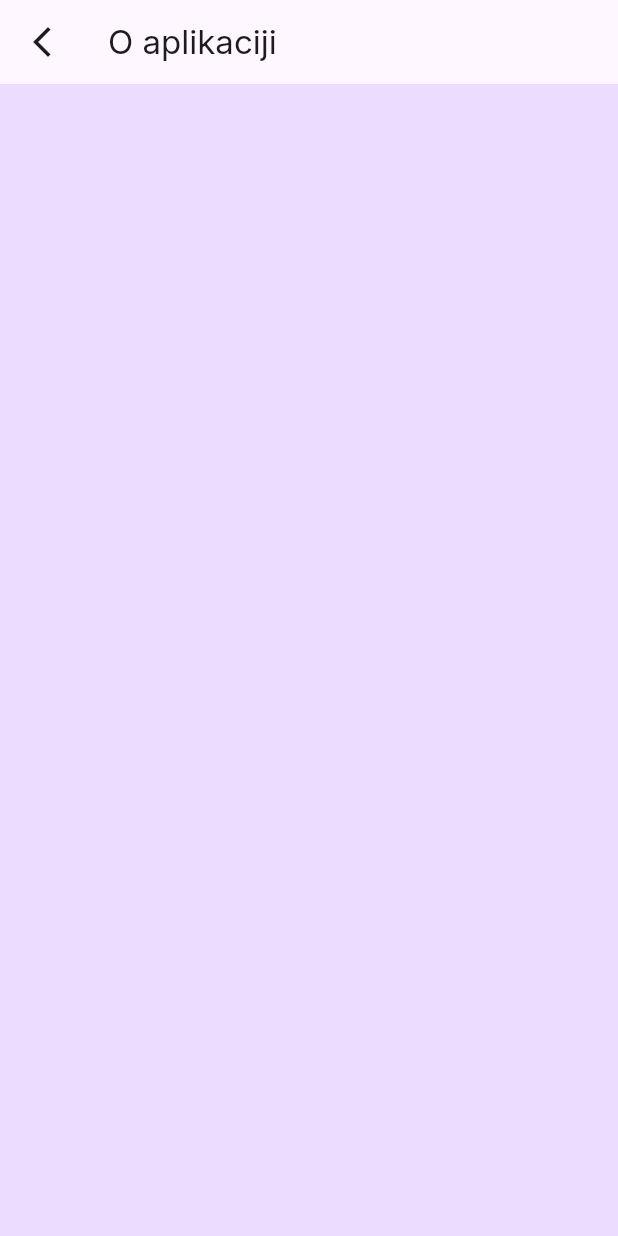
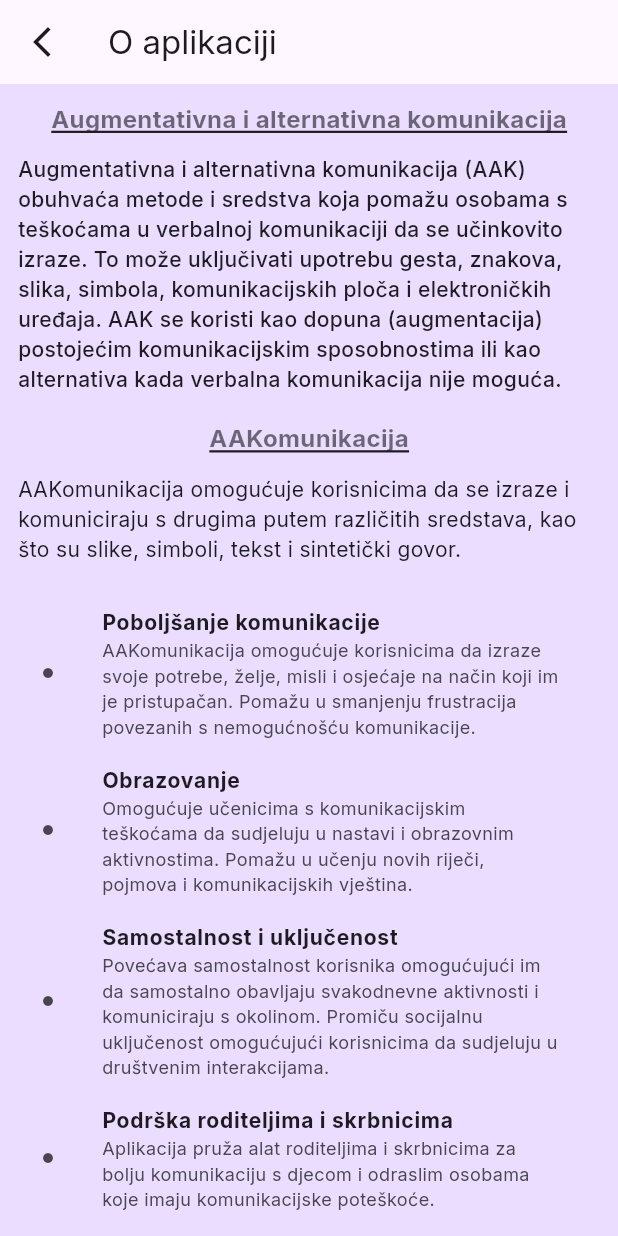
Before and after one commit to mizolf/AAKomunikacija, a Flutter app: the screen it shows once a user with an empty profile is signed in, in the side drawer, after a tap on "O APLIKACIJI", on a phone screen of 412 x 824 dp. Run offline on Flutter 3.47's test engine with Material 3 defaults, Android fonts, the phone set to English and light mode, and no system bars; our stand-ins replace cloud_firestore, firebase_auth, firebase_core, firebase_storage, flutter_tts, google_fonts and 1 more; accounts and stored records are empty.

Commit message:
Dodan about.dart

```diff
--- a/lib/screen/about.dart
+++ b/lib/screen/about.dart
@@ -2,6 +2,21 @@ import 'package:flutter/material.dart';
 
 class AboutScreen extends StatelessWidget {
   const AboutScreen({super.key});
+
+  Widget _buildBulletPoint(String title, String description) {
+    return ListTile(
+      leading: const Icon(Icons.brightness_1, size: 8.0),
+      title: Text(
+        title,
+        style: const TextStyle(fontWeight: FontWeight.bold, fontSize: 14.0),
+      ),
+      subtitle: Text(
+        description,
+        style: const TextStyle(fontSize: 12.0),
+      ),
+    );
+  }
+
   @override
   Widget build(BuildContext context) {
     return Scaffold(
@@ -15,9 +30,91 @@ class AboutScreen extends StatelessWidget {
           icon: const Icon(Icons.arrow_back_ios_new_outlined),
         ),
       ),
-      body: Container(
-        child: Column(
-          children: [],
+      body: SingleChildScrollView(
+        child: Container(
+          child: Padding(
+            padding: const EdgeInsets.all(12.0),
+            child: Column(
+              children: [
+                Container(
+                  child: Column(
+                    children: [
+                      Center(
+                        child: Text(
+                          'Augmentativna i alternativna komunikacija',
+                          style: TextStyle(
+                            color: Colors.black54,
+                            fontSize: 16,
+                            fontWeight: FontWeight.bold,
+                            decoration: TextDecoration.underline,
+                          ),
+                        ),
+                      ),
+                      SizedBox(height: 12.0),
+                      Text(
+                        'Augmentativna i alternativna komunikacija (AAK) obuhvaća metode i sredstva koja pomažu osobama s teškoćama u verbalnoj komunikaciji da se učinkovito izraze. '
+                        'To može uključivati upotrebu gesta, znakova, slika, simbola, komunikacijskih ploča i elektroničkih uređaja. '
+                        'AAK se koristi kao dopuna (augmentacija) postojećim komunikacijskim sposobnostima ili kao alternativa kada verbalna komunikacija nije moguća.',
+                        style: TextStyle(
+                          color: Colors.black87,
+                          fontSize: 14,
+                          fontWeight: FontWeight.w500,
+                        ),
+                      ),
+                      SizedBox(height: 18.0),
+                      Center(
+                        child: Text(
+                          'AAKomunikacija',
+                          style: TextStyle(
+                            color: Colors.black54,
+                            fontSize: 16,
+                            fontWeight: FontWeight.bold,
+                            decoration: TextDecoration.underline,
+                          ),
+                        ),
+                      ),
+                      SizedBox(height: 12.0),
+                      Text(
+                          'AAKomunikacija omogućuje korisnicima da se izraze i komuniciraju s drugima putem različitih sredstava, kao što su slike, simboli, tekst i sintetički govor. '),
+                      SizedBox(height: 10),
+                      SizedBox(height: 10),
+                      Column(
+                        children: [
+                          _buildBulletPoint(
+                            'Poboljšanje komunikacije',
+                            'AAKomunikacija omogućuje korisnicima da izraze svoje potrebe, želje, misli i osjećaje na način koji im je pristupačan. Pomažu u smanjenju frustracija povezanih s nemogućnošću komunikacije.',
+                          ),
+                          _buildBulletPoint(
+                            'Obrazovanje',
+                            'Omogućuje učenicima s komunikacijskim teškoćama da sudjeluju u nastavi i obrazovnim aktivnostima. Pomažu u učenju novih riječi, pojmova i komunikacijskih vještina.',
+                          ),
+                          _buildBulletPoint(
+                            'Samostalnost i uključenost',
+                            'Povećava samostalnost korisnika omogućujući im da samostalno obavljaju svakodnevne aktivnosti i komuniciraju s okolinom. Promiču socijalnu uključenost omogućujući korisnicima da sudjeluju u društvenim interakcijama.',
+                          ),
+                          _buildBulletPoint(
+                            'Podrška roditeljima i skrbnicima',
+                            'Aplikacija pruža alat roditeljima i skrbnicima za bolju komunikaciju s djecom i odraslim osobama koje imaju komunikacijske poteškoće.',
+                          ),
+                          const Padding(
+                            padding: const EdgeInsets.only(top: 10.0),
+                            child: Text(
+                              'Općenito, aplikacije za AAK su važan alat za osobe s raznim komunikacijskim teškoćama, uključujući one s autizmom, cerebralnom paralizom, afazijom, te različitim sindromima i poremećajima koji utječu na sposobnost govora.',
+                              style: TextStyle(fontSize: 14.0),
+                            ),
+                          ),
+                        ],
+                      ),
+                      const SizedBox(
+                        height: 32,
+                      ),
+                      const Text("2024 \u00a9 Mislav Češnik"),
+                    ],
+                  ),
+                ),
+              ],
+            ),
+          ),
         ),
       ),
     );
```
